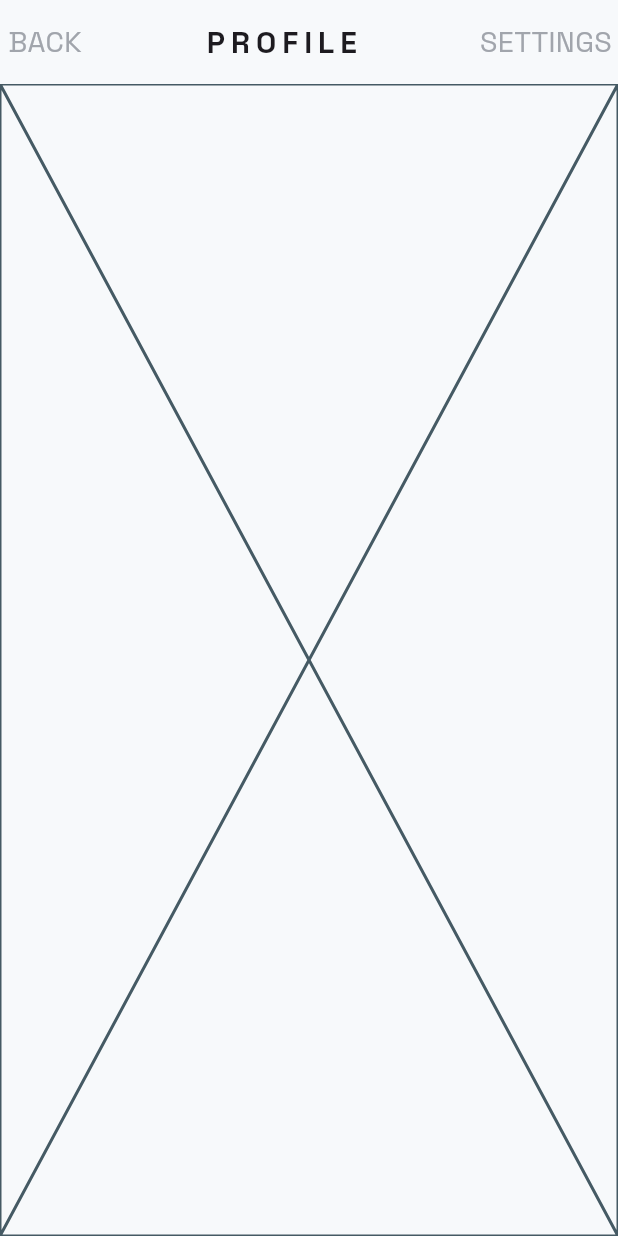
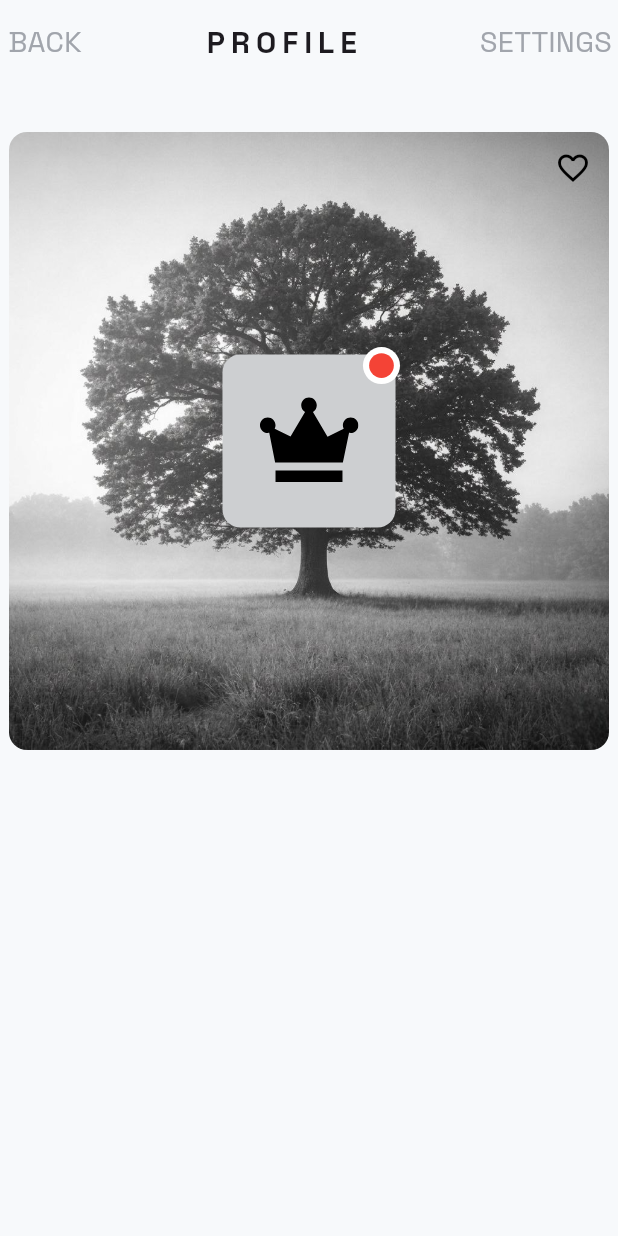
Before and after one commit to NadyAlwazah/flutter-task-04-interactive-member-card, a Flutter app: the screen it shows after launch, on a phone screen of 412 x 824 dp. Run offline on Flutter 3.47's test engine with Material 3 defaults, Android fonts, the light colour scheme and no system bars; our stand-ins replace flutter_svg, google_fonts.

Commit message:
feat(ui): add interactive CustomCard widget and integrate it into HomeViewBody -Implement CustomCard with favorite toggle and notification badge logic -Add crown SVG and premium icon fallback -Include positioned badge with dynamic offset calculation -Integrate CustomCard as the first element in HomeViewBody -Improve UI interactivity and prepare for future card actions

```diff
--- /dev/null
+++ b/lib/core/utils/assets.dart
@@ -0,0 +1,4 @@
+class AssetsData {
+  static const cardBackgroundard = "assets/images/photo_Photoroom.png";
+  static const crownSVG = "assets/icons/crown_svgrepo_com.svg";
+}
--- /dev/null
+++ b/lib/features/home/presentation/views/widgets/custom_card.dart
@@ -0,0 +1,112 @@
+import 'package:flutter/material.dart';
+import 'package:flutter_svg/svg.dart';
+import 'package:flutter_task_04_interactive_member_card/core/utils/assets.dart';
+
+class CustomCard extends StatefulWidget {
+  const CustomCard({super.key});
+
+  @override
+  State<CustomCard> createState() => _CustomCardState();
+}
+
+class _CustomCardState extends State<CustomCard> {
+  bool isFavorite = false;
+  void toggleFavorite() {
+    setState(() => isFavorite = !isFavorite);
+  }
+
+  bool hasNotifications = true;
+  void toggleNotificationBadge() {
+    setState(() => hasNotifications = !hasNotifications);
+  }
+
+  @override
+  Widget build(BuildContext context) {
+    final screenWidth = MediaQuery.sizeOf(context).width;
+    return Stack(
+      alignment: Alignment.center,
+      children: [
+        _buildImage(screenWidth),
+        _buildFavoriteButton(),
+        _buildRankButton(screenWidth),
+
+        if (hasNotifications) _buildBadge(screenWidth),
+      ],
+    );
+  }
+
+  Widget _buildImage(double size) {
+    return ClipRRect(
+      borderRadius: BorderRadius.circular(12),
+      child: Image.asset(
+        AssetsData.cardBackgroundard,
+        width: size,
+        height: size,
+        fit: BoxFit.cover,
+      ),
+    );
+  }
+
+  Widget _buildFavoriteButton() {
+    // استخدمت Positioned
+    //  داخل الطريقة لانو عرفتها كا طريقة خاصة وافترضت اني ما رح عيد استخدامها بمكان ثاني غير بهي الصفحة داخل ال
+    // Stack
+
+    return Positioned(
+      top: 0,
+      right: 0,
+      child: IconButton(
+        onPressed: toggleFavorite,
+        icon: Icon(
+          isFavorite ? Icons.favorite : Icons.favorite_border,
+          color: isFavorite ? Colors.red : Colors.black,
+        ),
+      ),
+    );
+  }
+
+  Widget _buildRankButton(double size) {
+    return InkWell(
+      onTap: toggleNotificationBadge,
+      child: Container(
+        width: size * 0.28,
+        height: size * 0.28,
+        decoration: BoxDecoration(
+          color: const Color(0xFFCDCFD1),
+          borderRadius: BorderRadius.circular(12),
+        ),
+        child: Center(
+          child: hasNotifications
+              ? SvgPicture.asset(
+                  AssetsData.crownSVG,
+                  width: size * 0.16,
+                  height: size * 0.16,
+                )
+              : Icon(
+                  Icons.workspace_premium_outlined,
+                  size: size * 0.16,
+                  fontWeight: FontWeight.bold,
+                  color: Colors.black87,
+                ),
+        ),
+      ),
+    );
+  }
+
+  Widget _buildBadge(double size) {
+    return Positioned(
+      top: _badgeOffset(size, 5),
+      right: _badgeOffset(size, 9),
+      child: CircleAvatar(
+        backgroundColor: Colors.white,
+        radius: size * 0.03,
+        child: CircleAvatar(backgroundColor: Colors.red, radius: size * 0.02),
+      ),
+    );
+  }
+
+  double _badgeOffset(double size, double offset) {
+    //! نحسب منتصف الكارد ثم نطرح نصف حجم زر الرانك لإيجاد زاويته العليا اليمنى، ثم نزيح البادج قليلاً للخارج
+    return (size / 2) - (size * 0.28 / 2) - offset;
+  }
+}
--- a/lib/features/home/presentation/views/widgets/home_view_body.dart
+++ b/lib/features/home/presentation/views/widgets/home_view_body.dart
@@ -1,10 +1,16 @@
 import 'package:flutter/material.dart';
+import 'package:flutter_task_04_interactive_member_card/features/home/presentation/views/widgets/custom_card.dart';
 
 class HomeViewBody extends StatelessWidget {
   const HomeViewBody({super.key});
 
   @override
   Widget build(BuildContext context) {
-    return const Placeholder();
+    return SingleChildScrollView(
+      child: Padding(
+        padding: const EdgeInsets.only(left: 6, right: 6, bottom: 64, top: 32),
+        child: const Column(children: [CustomCard(), SizedBox(height: 16)]),
+      ),
+    );
   }
 }
```
Also changed, not shown: pubspec.yaml (+5 -5 lines), assets/icons/crown_svgrepo_com.svg (added), assets/images/photo_Photoroom.png (added), pubspec.lock.
